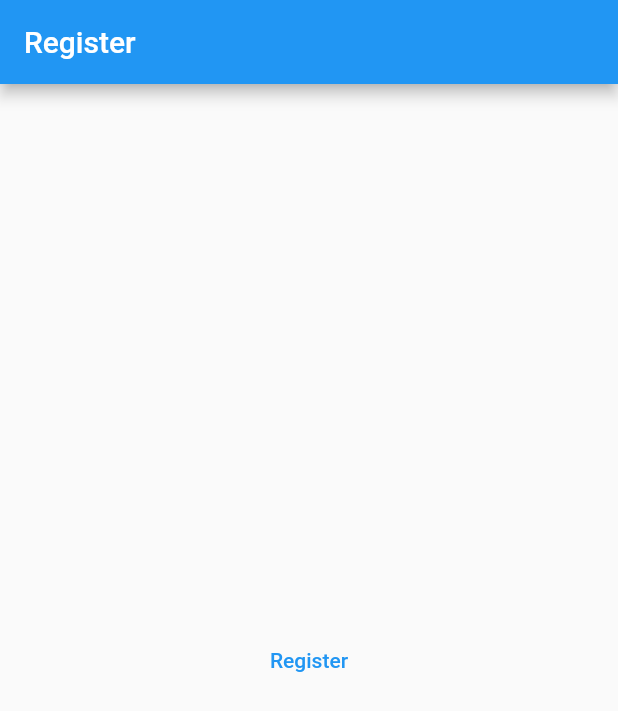
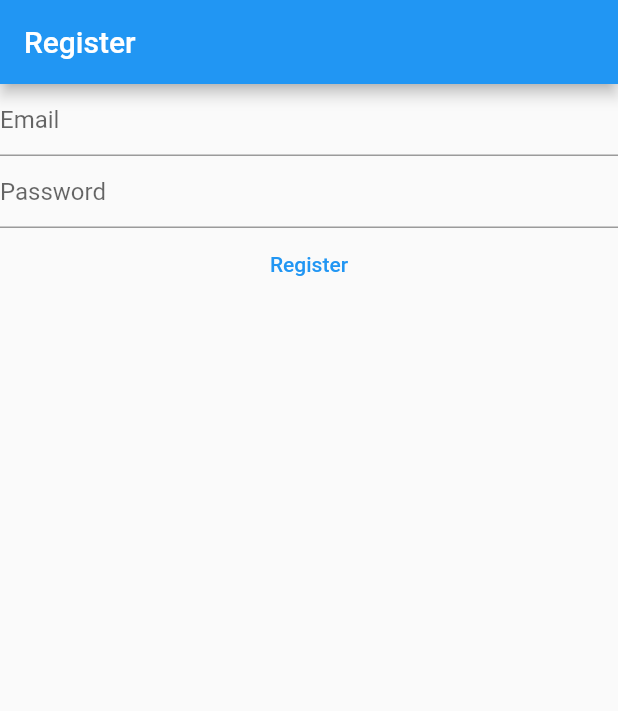
Before and after one commit to bablushaw23/mynotes, a Flutter app: the screen it shows after launch, on a phone screen of 412 x 824 dp. Shown: the top 711 px of the screen. Run offline on Flutter 3.47's test engine with Material 2 defaults, Android fonts, the phone set to English and light mode, and no system bars; our stand-ins replace firebase_core; accounts and stored records are empty.

Commit message:
Add email and password UI

```diff
--- a/lib/main.dart
+++ b/lib/main.dart
@@ -8,8 +8,34 @@ void main() {
   ));
 }
 
-class HomePage extends StatelessWidget {
+class HomePage extends StatefulWidget {
   const HomePage({Key? key}) : super(key: key);
+
+  @override
+  State<HomePage> createState() => _HomePageState();
+}
+
+class _HomePageState extends State<HomePage> {
+  late final TextEditingController
+      _email; // late keyword says I dont have a value but promise to assign before use
+  late final TextEditingController
+      _password; // the textfield value inside appbar body will not be accessible to register button. So, adding central controller
+
+  @override
+  void initState() {
+    // constructor
+    _email = TextEditingController();
+    _password = TextEditingController();
+    super.initState();
+  }
+
+  @override
+  void dispose() {
+    // destructor
+    _email.dispose();
+    _password.dispose();
+    super.dispose();
+  }
 
   @override
   Widget build(BuildContext context) {
@@ -17,11 +43,28 @@ class HomePage extends StatelessWidget {
       appBar: AppBar(
         title: const Text("Register"),
       ),
-      body: Center(
-        child: TextButton(
-          onPressed: () => {},
-          child: const Text("Register"),
-        ),
+      body: Column(
+        children: [
+          TextField(
+            controller: _email,
+            keyboardType: TextInputType.emailAddress,
+            decoration: const InputDecoration(hintText: "Email"),
+          ), // for email
+          TextField(
+            controller: _password,
+            keyboardType: TextInputType.visiblePassword,
+            obscureText: true,
+            enableSuggestions: false,
+            autocorrect: false,
+            decoration: const InputDecoration(
+              hintText: "Password",
+            ),
+          ), // for password
+          TextButton(
+            onPressed: () => {},
+            child: const Text("Register"),
+          ),
+        ],
       ),
     );
   }
```
